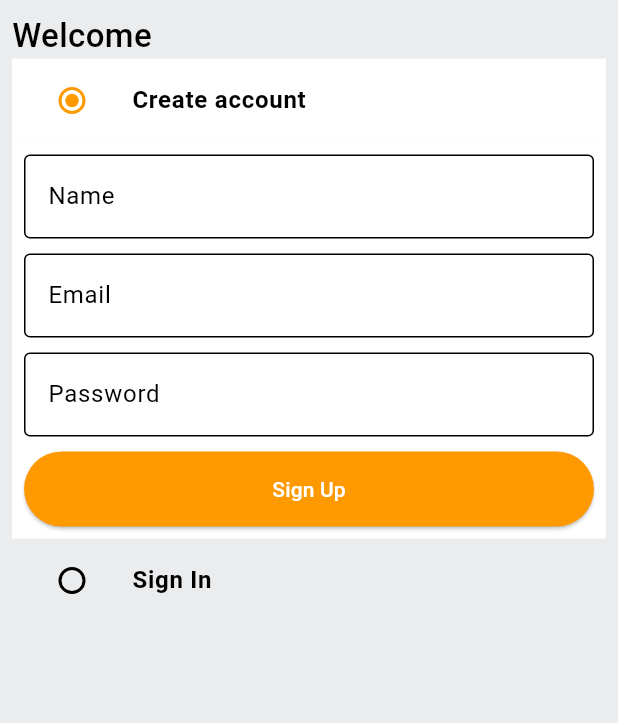
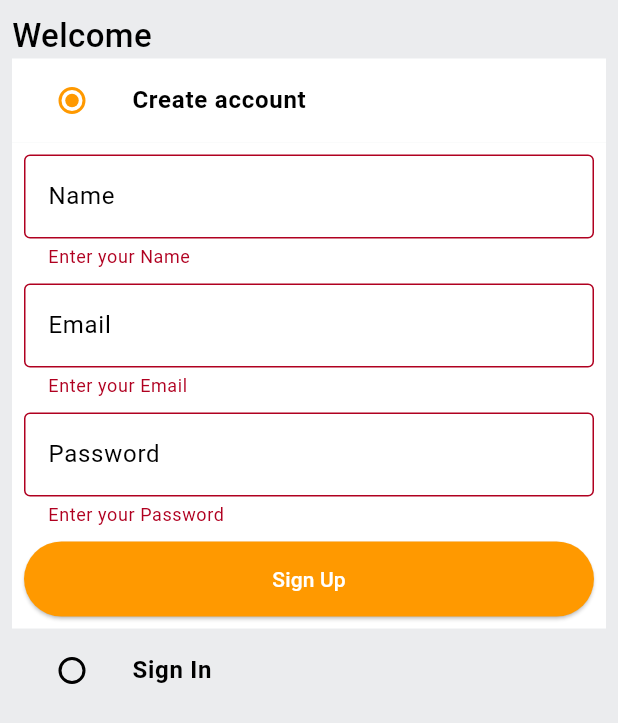
Before and after one commit to shreyaniraula/amazon_clone, a Flutter app: the screen it shows after launch, after a tap on "Sign Up", on a phone screen of 412 x 824 dp. Shown: the top 723 px of the screen. Run offline on Flutter 3.47's test engine with Material 3 defaults, Android fonts, the phone set to English and light mode, and no system bars.

Commit message:
User signup doesnot work

```diff
--- a/lib/common/widgets/custom_textfield.dart
+++ b/lib/common/widgets/custom_textfield.dart
@@ -3,7 +3,8 @@ import 'package:flutter/material.dart';
 class CustomTextField extends StatelessWidget {
   final TextEditingController controller;
   final String hintText;
-  const CustomTextField({super.key, required this.controller, required this.hintText});
+  const CustomTextField(
+      {super.key, required this.controller, required this.hintText});
 
   @override
   Widget build(BuildContext context) {
@@ -22,7 +23,12 @@ class CustomTextField extends StatelessWidget {
           ),
         ),
       ),
-      validator: (val){},
+      validator: (val) {
+        if (val == null || val.isEmpty) {
+          return 'Enter your $hintText';
+        }
+        return null;
+      },
     );
   }
 }
--- a/lib/constants/global_variables.dart
+++ b/lib/constants/global_variables.dart
@@ -1,6 +1,6 @@
 import 'package:flutter/material.dart';
 
-class GlobalVariables{
+class GlobalVariables {
   static const appBarGradient = LinearGradient(
     colors: [
       Color.fromARGB(255, 29, 201, 192),
--- a/lib/features/auth/screens/auth_screen.dart
+++ b/lib/features/auth/screens/auth_screen.dart
@@ -1,6 +1,7 @@
 import 'package:amazon_clone/common/widgets/custom_button.dart';
 import 'package:amazon_clone/common/widgets/custom_textfield.dart';
 import 'package:amazon_clone/constants/global_variables.dart';
+import 'package:amazon_clone/features/auth/services/auth_service.dart';
 import 'package:flutter/material.dart';
 
 enum Auth {
@@ -22,6 +23,7 @@ class _AuthScreenState extends State<AuthScreen> {
   final _signUpFormKey = GlobalKey<FormState>();
   final _signInFormKey = GlobalKey<FormState>();
 
+  final AuthService authService = AuthService();
   final TextEditingController _nameController = TextEditingController();
   final TextEditingController _emailController = TextEditingController();
   final TextEditingController _passwordController = TextEditingController();
@@ -32,6 +34,15 @@ class _AuthScreenState extends State<AuthScreen> {
     _nameController.dispose();
     _emailController.dispose();
     _passwordController.dispose();
+  }
+
+  void signUpUser() {
+    authService.signUpUser(
+      context: context,
+      name: _nameController.text,
+      password: _passwordController.text,
+      email: _emailController.text,
+    );
   }
 
   @override
@@ -92,7 +103,11 @@ class _AuthScreenState extends State<AuthScreen> {
                         const SizedBox(height: 10),
                         CustomButton(
                           text: 'Sign Up',
-                          onTap: () {},
+                          onTap: () {
+                            if (_signUpFormKey.currentState!.validate()) {
+                              signUpUser();
+                            }
+                          },
                         ),
                       ],
                     ),
@@ -126,11 +141,6 @@ class _AuthScreenState extends State<AuthScreen> {
                     child: Column(
                       children: [
                         CustomTextField(
-                          controller: _nameController,
-                          hintText: 'Name',
-                        ),
-                        const SizedBox(height: 10),
-                        CustomTextField(
                           controller: _emailController,
                           hintText: 'Email',
                         ),
--- /dev/null
+++ b/lib/models/user.model.dart
@@ -0,0 +1,49 @@
+import 'dart:convert';
+
+class User {
+  final String id;
+  final String name;
+  final String password;
+  final String email;
+  final String address;
+  final String type;
+  final String token;
+
+  User({
+    required this.id,
+    required this.name,
+    required this.password,
+    required this.email,
+    required this.address,
+    required this.type,
+    required this.token,
+  });
+
+  Map<String, dynamic> toMap() {
+    return {
+      'id': id,
+      'name': name,
+      'password': password,
+      'email': email,
+      'address': address,
+      'type': type,
+      'token': token,
+    };
+  }
+
+  factory User.fromMap(Map<String, dynamic> map) {
+    return User(
+      id: map['_id'] ?? '',
+      name: map['name'] ?? '',
+      password: map['password'] ?? '',
+      email: map['email'] ?? '',
+      address: map['address'] ?? '',
+      type: map['type'] ?? '',
+      token: map['token'] ?? '',
+    );
+  }
+
+  String toJson() => json.encode(toMap());
+
+  factory User.fromJson(String source) => User.fromMap(json.decode(source));
+}
--- a/lib/router.dart
+++ b/lib/router.dart
@@ -13,7 +13,7 @@ Route<dynamic> generateRoute(RouteSettings routeSettings) {
       return MaterialPageRoute(
         settings: routeSettings,
         builder: (_) => const Scaffold(
-          body: const Text('Page not found.'),
+          body: Text('Page not found.'),
         ),
       );
   }
```
Also changed, not shown: lib/constants/error_handling.dart (added, +26 -0 lines), lib/constants/utils.dart (added, +9 -0 lines), lib/features/auth/services/auth_service.dart (added, +46 -0 lines), pubspec.yaml (+3 -67 lines), 1 other file.
